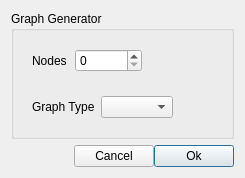
Before: the Qt Designer form src/gui/forms/graphgendlg.ui in evoplex/evoplex, drawn with Qt 5.
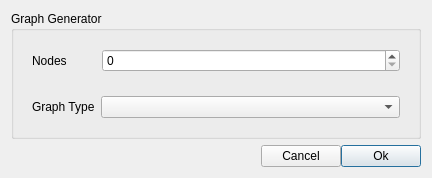
After: the same form once the commit is applied.

Commit message: Improve widget layout

What changed in the file:
```diff
--- a/src/gui/forms/graphgendlg.ui
+++ b/src/gui/forms/graphgendlg.ui
@@ -11,7 +11,7 @@
    </rect>
   </property>
   <property name="sizePolicy">
-   <sizepolicy hsizetype="Preferred" vsizetype="Preferred">
+   <sizepolicy hsizetype="Maximum" vsizetype="Maximum">
     <horstretch>0</horstretch>
     <verstretch>0</verstretch>
    </sizepolicy>
@@ -40,8 +40,14 @@
          </property>
          <item>
           <widget class="QLabel" name="lNodes">
+           <property name="sizePolicy">
+            <sizepolicy hsizetype="Fixed" vsizetype="Preferred">
+             <horstretch>0</horstretch>
+             <verstretch>0</verstretch>
+            </sizepolicy>
+           </property>
            <property name="text">
-            <string>Nodes</string>
+            <string>Nodes        </string>
            </property>
           </widget>
          </item>
@@ -55,19 +61,6 @@
            </property>
           </widget>
          </item>
-         <item>
-          <spacer name="horizontalSpacer">
-           <property name="orientation">
-            <enum>Qt::Horizontal</enum>
-           </property>
-           <property name="sizeHint" stdset="0">
-            <size>
-             <width>40</width>
-             <height>20</height>
-            </size>
-           </property>
-          </spacer>
-         </item>
         </layout>
        </widget>
       </item>
@@ -80,24 +73,17 @@
          </sizepolicy>
         </property>
         <layout class="QGridLayout" name="gridLayout">
-         <item row="0" column="2">
-          <spacer name="horizontalSpacer_3">
-           <property name="orientation">
-            <enum>Qt::Horizontal</enum>
-           </property>
-           <property name="sizeHint" stdset="0">
-            <size>
-             <width>40</width>
-             <height>20</height>
-            </size>
-           </property>
-          </spacer>
-         </item>
          <item row="0" column="1">
           <widget class="QComboBox" name="graphType"/>
          </item>
          <item row="0" column="0">
           <widget class="QLabel" name="lgraphType">
+           <property name="sizePolicy">
+            <sizepolicy hsizetype="Fixed" vsizetype="Preferred">
+             <horstretch>0</horstretch>
+             <verstretch>0</verstretch>
+            </sizepolicy>
+           </property>
            <property name="text">
             <string>Graph Type</string>
            </property>
@@ -128,9 +114,12 @@
        <property name="orientation">
         <enum>Qt::Horizontal</enum>
        </property>
+       <property name="sizeType">
+        <enum>QSizePolicy::Fixed</enum>
+       </property>
        <property name="sizeHint" stdset="0">
         <size>
-         <width>40</width>
+         <width>250</width>
          <height>20</height>
         </size>
        </property>
```
